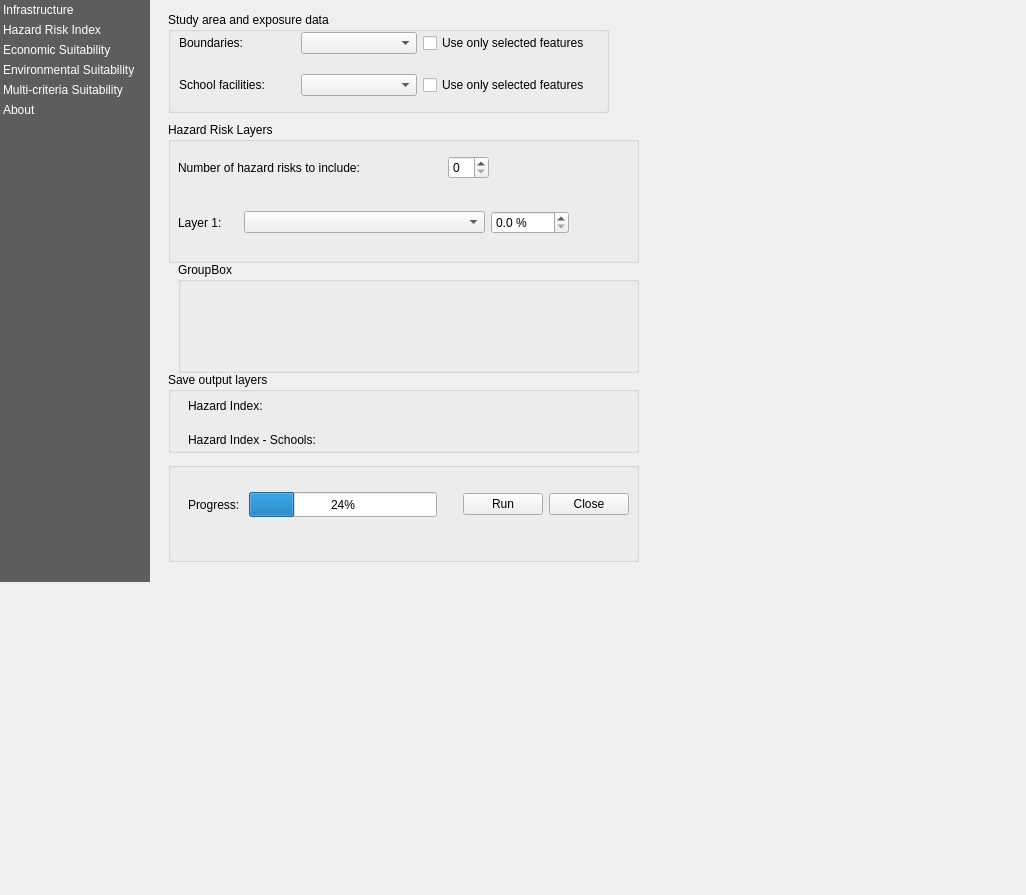
Qt form rasterriskassessmentplugin/resources/ui/main_dialog.ui (iiepdev/mcda-plugin) before a commit.
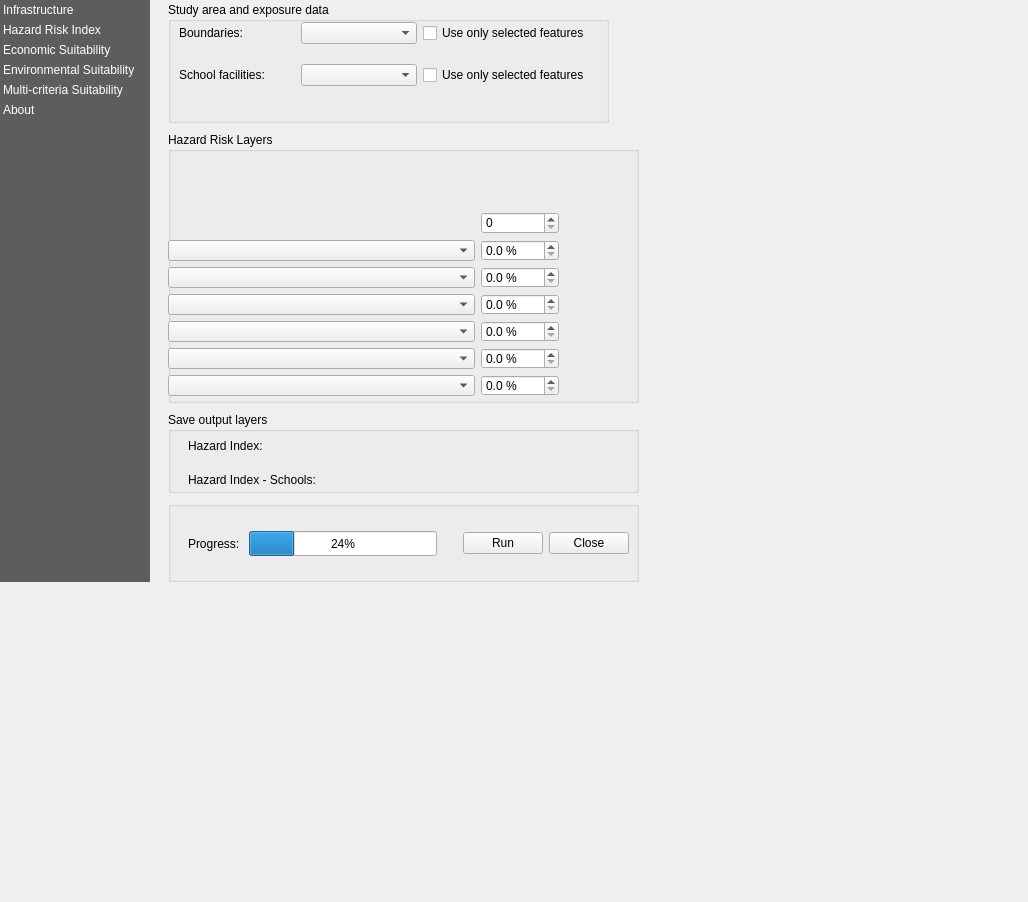
The same form after that commit. Custom widgets are drawn as their Qt base class.

The edit to the form file:
```diff
--- a/rasterriskassessmentplugin/resources/ui/main_dialog.ui
+++ b/rasterriskassessmentplugin/resources/ui/main_dialog.ui
@@ -9,8 +9,8 @@
    <rect>
     <x>0</x>
     <y>0</y>
-    <width>1026</width>
-    <height>895</height>
+    <width>1028</width>
+    <height>902</height>
    </rect>
   </property>
   <property name="windowTitle">
@@ -432,9 +432,9 @@
      <property name="geometry">
       <rect>
        <x>10</x>
-       <y>10</y>
+       <y>0</y>
        <width>441</width>
-       <height>101</height>
+       <height>121</height>
       </rect>
      </property>
      <property name="title">
@@ -497,9 +497,9 @@
      <property name="geometry">
       <rect>
        <x>10</x>
-       <y>120</y>
+       <y>130</y>
        <width>471</width>
-       <height>141</height>
+       <height>271</height>
       </rect>
      </property>
      <property name="title">
@@ -508,28 +508,31 @@
      <widget class="QWidget" name="layoutWidget">
       <property name="geometry">
        <rect>
-        <x>10</x>
-        <y>70</y>
+        <x>0</x>
+        <y>80</y>
         <width>391</width>
-        <height>61</height>
+        <height>184</height>
        </rect>
       </property>
       <layout class="QGridLayout" name="hri_risk_layer_gridlayout">
-       <item row="0" column="0">
-        <widget class="QLabel" name="label_4">
+       <item row="1" column="2">
+        <widget class="QgsDoubleSpinBox" name="hri_raster_layer_dspnb_1">
          <property name="maximumSize">
           <size>
-           <width>60</width>
+           <width>78</width>
            <height>16777215</height>
           </size>
          </property>
-         <property name="text">
-          <string>Layer 1: </string>
+         <property name="suffix">
+          <string> %</string>
          </property>
+         <property name="decimals">
+          <number>1</number>
+         </property>
         </widget>
        </item>
-       <item row="0" column="3">
-        <widget class="QgsDoubleSpinBox" name="mQgsDoubleSpinBox">
+       <item row="2" column="2">
+        <widget class="QgsDoubleSpinBox" name="hri_raster_layer_dspnb_2">
          <property name="maximumSize">
           <size>
            <width>78</width>
@@ -544,51 +547,115 @@
          </property>
         </widget>
        </item>
-       <item row="0" column="2">
-        <widget class="QgsMapLayerComboBox" name="mMapLayerComboBox_15">
+       <item row="6" column="2">
+        <widget class="QgsDoubleSpinBox" name="hri_raster_layer_dspnb_6">
          <property name="maximumSize">
           <size>
-           <width>255</width>
+           <width>78</width>
            <height>16777215</height>
           </size>
          </property>
+         <property name="suffix">
+          <string> %</string>
+         </property>
+         <property name="decimals">
+          <number>1</number>
+         </property>
         </widget>
        </item>
-      </layout>
-     </widget>
-     <widget class="QWidget" name="layoutWidget">
-      <property name="geometry">
-       <rect>
-        <x>10</x>
-        <y>30</y>
-        <width>311</width>
-        <height>31</height>
-       </rect>
-      </property>
-      <layout class="QGridLayout" name="gridLayout_10">
+       <item row="3" column="2">
+        <widget class="QgsDoubleSpinBox" name="hri_raster_layer_dspnb_3">
+         <property name="maximumSize">
+          <size>
+           <width>78</width>
+           <height>16777215</height>
+          </size>
+         </property>
+         <property name="suffix">
+          <string> %</string>
+         </property>
+         <property name="decimals">
+          <number>1</number>
+         </property>
+        </widget>
+       </item>
+       <item row="1" column="0">
+        <widget class="QgsMapLayerComboBox" name="hri_raster_layer_cb_1">
+         <property name="allowEmptyLayer">
+          <bool>true</bool>
+         </property>
+        </widget>
+       </item>
+       <item row="2" column="0">
+        <widget class="QgsMapLayerComboBox" name="hri_raster_layer_cb_2">
+         <property name="allowEmptyLayer">
+          <bool>true</bool>
+         </property>
+        </widget>
+       </item>
+       <item row="4" column="0">
+        <widget class="QgsMapLayerComboBox" name="hri_raster_layer_cb_4">
+         <property name="allowEmptyLayer">
+          <bool>true</bool>
+         </property>
+        </widget>
+       </item>
+       <item row="6" column="0">
+        <widget class="QgsMapLayerComboBox" name="hri_raster_layer_cb_6">
+         <property name="allowEmptyLayer">
+          <bool>true</bool>
+         </property>
+        </widget>
+       </item>
+       <item row="4" column="2">
+        <widget class="QgsDoubleSpinBox" name="hri_raster_layer_dspnb_4">
+         <property name="maximumSize">
+          <size>
+           <width>78</width>
+           <height>16777215</height>
+          </size>
+         </property>
+         <property name="suffix">
+          <string> %</string>
+         </property>
+         <property name="decimals">
+          <number>1</number>
+         </property>
+        </widget>
+       </item>
+       <item row="3" column="0">
+        <widget class="QgsMapLayerComboBox" name="hri_raster_layer_cb_3">
+         <property name="allowEmptyLayer">
+          <bool>true</bool>
+         </property>
+        </widget>
+       </item>
+       <item row="5" column="2">
+        <widget class="QgsDoubleSpinBox" name="hri_raster_layer_dspnb_5">
+         <property name="maximumSize">
+          <size>
+           <width>78</width>
+           <height>16777215</height>
+          </size>
+         </property>
+         <property name="suffix">
+          <string> %</string>
+         </property>
+         <property name="decimals">
+          <number>1</number>
+         </property>
+        </widget>
+       </item>
+       <item row="5" column="0">
+        <widget class="QgsMapLayerComboBox" name="hri_raster_layer_cb_5">
+         <property name="allowEmptyLayer">
+          <bool>true</bool>
+         </property>
+        </widget>
+       </item>
        <item row="0" column="2">
         <widget class="QgsSpinBox" name="hri_spn_bx_number_of_hazards"/>
        </item>
-       <item row="0" column="0">
-        <widget class="QLabel" name="label_3">
-         <property name="text">
-          <string>Number of hazard risks to include: </string>
-         </property>
-        </widget>
-       </item>
-       <item row="0" column="1">
-        <spacer name="horizontalSpacer_2">
-         <property name="orientation">
-          <enum>Qt::Horizontal</enum>
-         </property>
-         <property name="sizeHint" stdset="0">
-          <size>
-           <width>40</width>
-           <height>20</height>
-          </size>
-         </property>
-        </spacer>
-       </item>
       </layout>
      </widget>
     </widget>
@@ -596,7 +663,7 @@
      <property name="geometry">
       <rect>
        <x>10</x>
-       <y>370</y>
+       <y>410</y>
        <width>471</width>
        <height>81</height>
       </rect>
@@ -641,9 +708,9 @@
      <property name="geometry">
       <rect>
        <x>10</x>
-       <y>460</y>
+       <y>499</y>
        <width>471</width>
-       <height>100</height>
+       <height>81</height>
       </rect>
      </property>
      <widget class="QWidget" name="horizontalLayoutWidget">
@@ -709,19 +776,6 @@
       </layout>
      </widget>
     </widget>
-    <widget class="QGroupBox" name="groupbox_risk_layers">
-     <property name="geometry">
-      <rect>
-       <x>20</x>
-       <y>260</y>
-       <width>461</width>
-       <height>111</height>
-      </rect>
-     </property>
-     <property name="title">
-      <string>GroupBox</string>
-     </property>
-    </widget>
    </widget>
    <widget class="QWidget" name="economic_suitability">
     <layout class="QVBoxLayout" name="verticalLayout_15">
```
